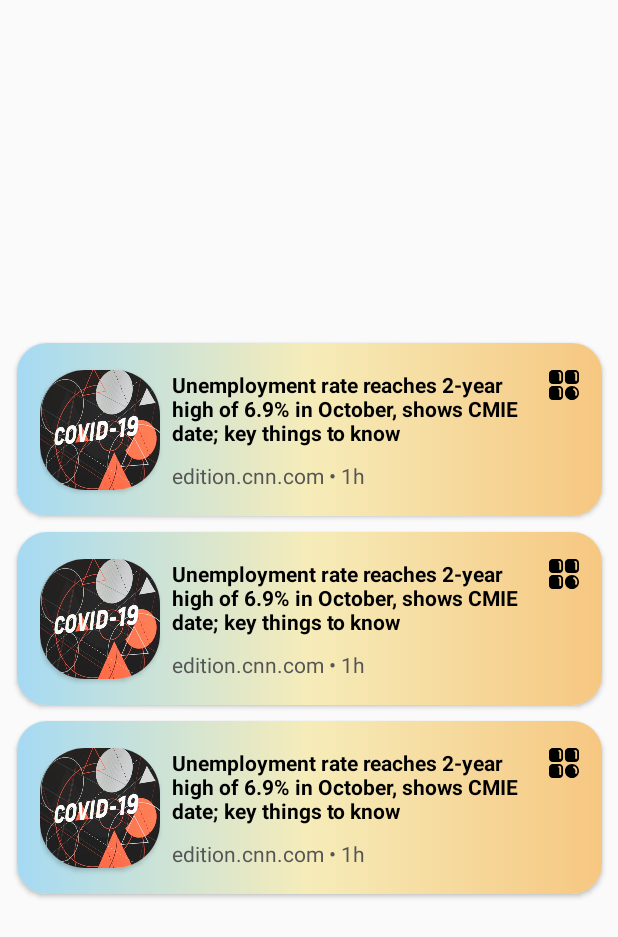
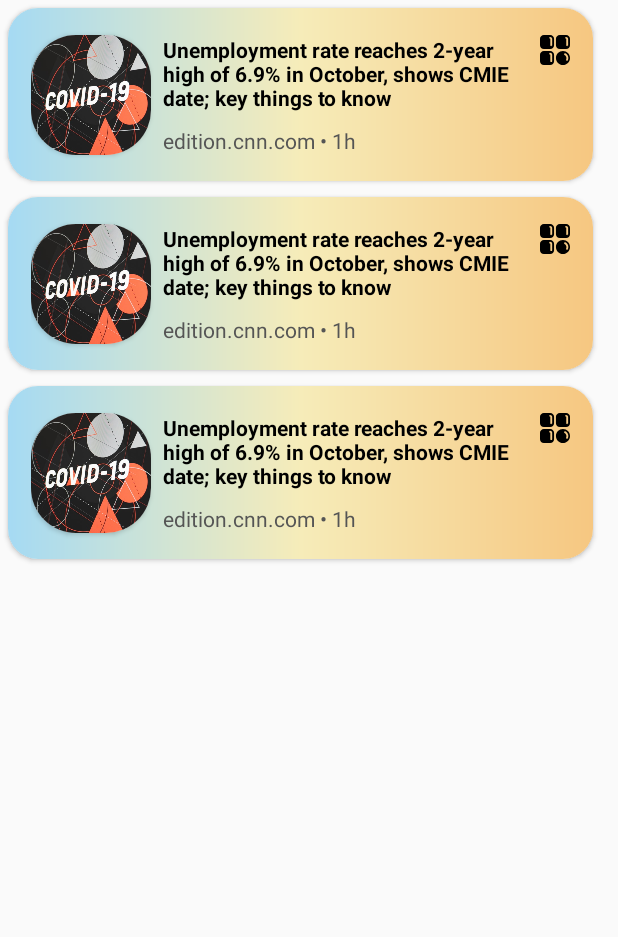
Before and after one commit to KAYounes/BoosterProject, an Android app: the layout fragment_headlines.xml on its own in the app's theme, with its tools: preview values and no code run, on a phone screen of 412 x 824 dp. Shown: the top 937 px of the screen. Run offline under Robolectric (Android 15) with nearby library versions, the phone set to English and light mode, and no system bars.

Commit message:
changed height and width

```diff
--- a/app/src/main/res/layout/fragment_headlines.xml
+++ b/app/src/main/res/layout/fragment_headlines.xml
@@ -2,8 +2,8 @@
 <FrameLayout xmlns:android="http://schemas.android.com/apk/res/android"
     xmlns:app="http://schemas.android.com/apk/res-auto"
     xmlns:tools="http://schemas.android.com/tools"
-    android:layout_width="match_parent"
-    android:layout_height="match_parent"
+    android:layout_width="wrap_content"
+    android:layout_height="wrap_content"
     tools:context=".ui.destinations.HeadlinesFragment">
 
     <androidx.constraintlayout.widget.ConstraintLayout
```
Also changed, not shown: app/src/main/java/com/example/newsappinkotlin/ui/destinations/HeadlinesFragment.kt (+30 -0 lines).
